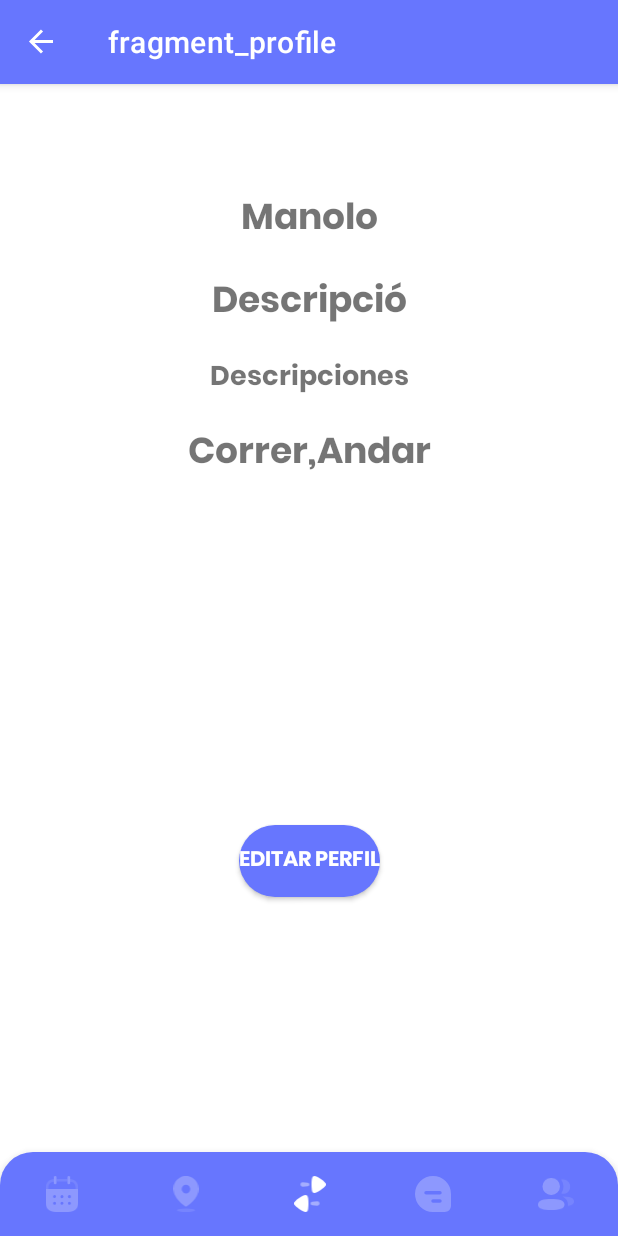
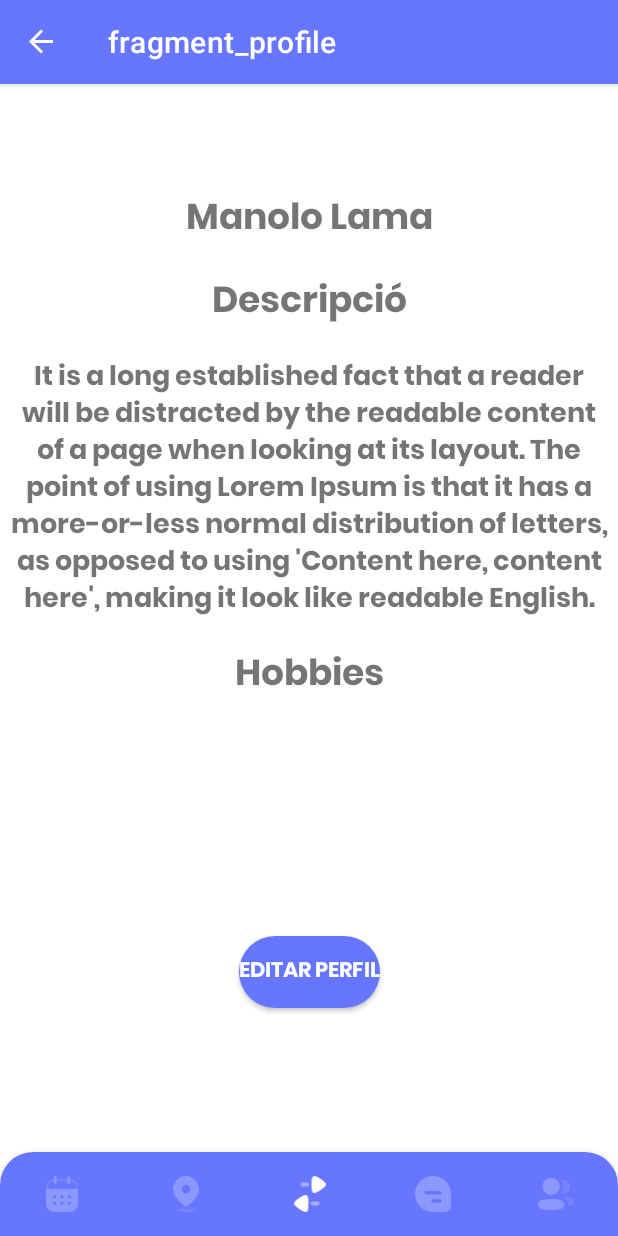
Before and after one commit to AndresOtalora01/GroupZ, an Android app: the ProfileFragment screen opened through its navigation route, on a phone screen of 412 x 824 dp. Run offline under Robolectric (Android 15) with nearby library versions, the phone set to English and light mode, and no system bars; our stand-ins replace navigation-ui.

Commit message:
Organizado por carpetas varias Se ha empezado a añadir recicler views con adapters, etc... en las pantallas de Chat, y Buscar Gente Cerca.

```diff
--- a/app/src/main/java/cat/copernic/groupz/ui/activities/main/fragments/ChatFragment.kt
+++ b/app/src/main/java/cat/copernic/groupz/ui/activities/main/fragments/chat/ChatFragment.kt
@@ -1,4 +1,4 @@
-package cat.copernic.groupz.ui.activities.main.fragments
+package cat.copernic.groupz.ui.activities.main.fragments.chat
 
 import android.os.Bundle
 import androidx.fragment.app.Fragment
--- a/app/src/main/java/cat/copernic/groupz/ui/activities/main/fragments/ChatListAdapter.kt
+++ b/app/src/main/java/cat/copernic/groupz/ui/activities/main/fragments/chat/ChatListAdapter.kt
@@ -1,4 +1,4 @@
-package cat.copernic.groupz.ui.activities.main.fragments
+package cat.copernic.groupz.ui.activities.main.fragments.chat
 
 import android.view.LayoutInflater
 import android.view.View
@@ -18,8 +18,8 @@ class ChatListAdapter(private val list: List<ChatListRow>) : RecyclerView.Adapte
     override fun onBindViewHolder(holder: ChatListViewHolder, position: Int) {
         val currentItem = list[position]
         holder.profileImage.setImageResource(currentItem.profileImage)
-        holder.chatName.setText(currentItem.chatName)
-        holder.lastMessage.setText(currentItem.lastMessage)
+        holder.chatName.text = currentItem.chatName
+        holder.lastMessage.text = currentItem.lastMessage
 
 
     }
--- a/app/src/main/java/cat/copernic/groupz/ui/activities/main/fragments/ChatListRow.kt
+++ b/app/src/main/java/cat/copernic/groupz/ui/activities/main/fragments/chat/ChatListRow.kt
@@ -1,3 +1,3 @@
-package cat.copernic.groupz.ui.activities.main.fragments
+package cat.copernic.groupz.ui.activities.main.fragments.chat
 
 data class ChatListRow(val profileImage: Int, val chatName : String, val lastMessage : String)
--- a/app/src/main/java/cat/copernic/groupz/ui/activities/main/fragments/ChatsListFragment.kt
+++ b/app/src/main/java/cat/copernic/groupz/ui/activities/main/fragments/chat/ChatsListFragment.kt
@@ -1,4 +1,4 @@
-package cat.copernic.groupz.ui.activities.main.fragments
+package cat.copernic.groupz.ui.activities.main.fragments.chat
 
 import android.os.Bundle
 import androidx.fragment.app.Fragment
--- a/app/src/main/java/cat/copernic/groupz/ui/activities/main/fragments/NearbyPeopleFragment.kt
+++ b/app/src/main/java/cat/copernic/groupz/ui/activities/main/fragments/profile/NearbyPeopleFragment.kt
@@ -1,4 +1,4 @@
-package cat.copernic.groupz.ui.activities.main.fragments
+package cat.copernic.groupz.ui.activities.main.fragments.profile
 
 import android.os.Bundle
 import androidx.fragment.app.Fragment
--- a/app/src/main/java/cat/copernic/groupz/ui/activities/main/fragments/ProfileFragment.kt
+++ b/app/src/main/java/cat/copernic/groupz/ui/activities/main/fragments/profile/ProfileFragment.kt
@@ -1,4 +1,4 @@
-package cat.copernic.groupz.ui.activities.main.fragments
+package cat.copernic.groupz.ui.activities.main.fragments.profile
 
 import android.os.Bundle
 import androidx.fragment.app.Fragment
@@ -8,6 +8,7 @@ import android.view.ViewGroup
 import androidx.navigation.fragment.findNavController
 import cat.copernic.groupz.R
 import cat.copernic.groupz.databinding.FragmentProfileBinding
+import cat.copernic.groupz.model.User
 
 class ProfileFragment : Fragment() {
 
@@ -23,16 +24,16 @@ class ProfileFragment : Fragment() {
     override fun onViewCreated(view: View, savedInstanceState: Bundle?) {
         super.onViewCreated(view, savedInstanceState)
         binding = FragmentProfileBinding.bind(view)
-
-        binding.tvNameProfile.setText("Manolo")
-        binding.tvDescriptionProfile.setText("Descripciones")
-        binding.tvHobbiesProfile.setText("Correr,Andar")
-
         binding.btToEditProfile.setOnClickListener{
             findNavController().navigate(R.id.action_profileFragment_to_editProfileFragment)
         }
 
 
     }
+    fun userToFragment(userObj : User){
+        binding.tvNameProfile.setText(userObj.name)
+        binding.tvDescriptionProfile.setText(userObj.description)
+        binding.tvHobbiesProfile.setText(userObj.description)
+    }
 
 }
--- /dev/null
+++ b/app/src/main/java/cat/copernic/groupz/ui/activities/main/fragments/profile/ProfileNearbyRow.kt
@@ -0,0 +1,3 @@
+package cat.copernic.groupz.ui.activities.main.fragments.profile
+
+data class ProfileNearbyRow (val profileImageNearby: Int, val profileNameNearby : String, val birthProfileNearby : String)
--- a/app/src/main/res/layout/fragment_edit_profile.xml
+++ b/app/src/main/res/layout/fragment_edit_profile.xml
@@ -5,7 +5,7 @@
     android:id="@+id/frameLayout4"
     android:layout_width="match_parent"
     android:layout_height="match_parent"
-    tools:context=".ui.activities.main.fragments.EditProfileFragment" >
+    tools:context=".ui.activities.main.fragments.profile.EditProfileFragment" >
 
     <TextView
         android:id="@+id/tvEditProfile"
@@ -17,13 +17,13 @@
         android:fontFamily="@font/poppins_bold"
         android:text="@string/editProfile"
         android:textSize="24sp"
-        app:layout_constraintEnd_toStartOf="@+id/btnSaveProfle"
+        app:layout_constraintEnd_toStartOf="@+id/btnSaveProfile"
         app:layout_constraintHorizontal_bias="0.0"
         app:layout_constraintStart_toStartOf="parent"
         app:layout_constraintTop_toTopOf="parent" />
 
     <android.widget.Button
-        android:id="@+id/btnSaveProfle"
+        android:id="@+id/btnSaveProfile"
         android:layout_width="wrap_content"
         android:layout_height="wrap_content"
         android:background="@drawable/custom_button"
--- a/app/src/main/res/layout/fragment_profile.xml
+++ b/app/src/main/res/layout/fragment_profile.xml
@@ -5,7 +5,7 @@
     android:id="@+id/frameLayout3"
     android:layout_width="match_parent"
     android:layout_height="match_parent"
-    tools:context=".ui.activities.main.fragments.ProfileFragment"
+    tools:context=".ui.activities.main.fragments.profile.ProfileFragment"
     android:layout_gravity="center">
 
 
@@ -72,7 +72,7 @@
         android:layout_marginTop="14dp"
         android:layout_marginEnd="32dp"
         android:fontFamily="@font/poppins_bold"
-        android:text="@string/description"
+        android:text="@string/hobbies"
         android:textSize="24sp"
         app:layout_constraintEnd_toEndOf="parent"
         app:layout_constraintStart_toStartOf="parent"
--- a/app/src/main/res/navigation/main_nav.xml
+++ b/app/src/main/res/navigation/main_nav.xml
@@ -26,7 +26,7 @@
     </fragment>
     <fragment
         android:id="@+id/nearbyPeopleFragment"
-        android:name="cat.copernic.groupz.ui.activities.main.fragments.NearbyPeopleFragment"
+        android:name="cat.copernic.groupz.ui.activities.main.fragments.profile.NearbyPeopleFragment"
         android:label="fragment_nearby_people"
         tools:layout="@layout/fragment_nearby_people" >
         <action
@@ -35,7 +35,7 @@
     </fragment>
     <fragment
         android:id="@+id/chatsListFragment"
-        android:name="cat.copernic.groupz.ui.activities.main.fragments.ChatsListFragment"
+        android:name="cat.copernic.groupz.ui.activities.main.fragments.chat.ChatsListFragment"
         android:label="fragment_chats_list"
         tools:layout="@layout/fragment_chats_list" >
         <action
@@ -53,11 +53,11 @@
     </fragment>
     <fragment
         android:id="@+id/chatFragment"
-        android:name="cat.copernic.groupz.ui.activities.main.fragments.ChatFragment"
+        android:name="cat.copernic.groupz.ui.activities.main.fragments.chat.ChatFragment"
         android:label="ChatFragment" />
     <fragment
         android:id="@+id/profileFragment"
-        android:name="cat.copernic.groupz.ui.activities.main.fragments.ProfileFragment"
+        android:name="cat.copernic.groupz.ui.activities.main.fragments.profile.ProfileFragment"
         android:label="fragment_profile"
         tools:layout="@layout/fragment_profile" >
         <action
@@ -66,7 +66,7 @@
     </fragment>
     <fragment
         android:id="@+id/editProfileFragment"
-        android:name="cat.copernic.groupz.ui.activities.main.fragments.EditProfileFragment"
+        android:name="cat.copernic.groupz.ui.activities.main.fragments.profile.EditProfileFragment"
         android:label="fragment_edit_profile"
         tools:layout="@layout/fragment_edit_profile" >
         <action
--- a/app/src/main/res/values/strings.xml
+++ b/app/src/main/res/values/strings.xml
@@ -1,7 +1,7 @@
 <resources>
     <string name="app_name">GroupZ</string>
     <!--Errors-->
-    <string name="errorAuthEmailPassword">El Email o el Password no son correctos</string>
+    <string name="errorAuthEmailPassword">El Email o el Password no son correctes</string>
     <string name="errorEmptyField">El camp esta vuit</string>
     <string name="errorNotValidMail">No es un Email valid</string>
     <string name="errorNotValidName">Has de introduir un nom!</string>
@@ -41,7 +41,7 @@
     <string name="members">Miembros</string>
     <string name="yes">Si</string>
     <string name="no">No</string>
-
+    <string name="recommendedEvents">Recomendados</string>
 
     <!--Alerts-->
 
@@ -61,5 +61,5 @@
     <string name="Robot">No soc un Robot</string>
     <!-- TODO: Remove or change this placeholder text -->
     <string name="hello_blank_fragment">Hello blank fragment</string>
-    <string name="recommendedEvents">Recomendados</string>
+
 </resources>
```
Also changed, not shown: app/src/main/java/cat/copernic/groupz/network/FirebaseClient.kt (+24 -2 lines), app/src/main/java/cat/copernic/groupz/ui/activities/main/fragments/profile/EditProfileFragment.kt (renamed from app/src/main/java/cat/copernic/groupz/ui/activities/main/fragments/EditProfileFragment.kt, +9 -18 lines), app/src/main/java/cat/copernic/groupz/ui/activities/main/fragments/profile/ProfileNearbyAdapter.kt (added, +33 -0 lines), app/src/main/res/layout/fragment_nearby_people.xml (+8 -1 lines), app/src/main/res/layout/row_profile_nearby.xml (added, +34 -0 lines).
